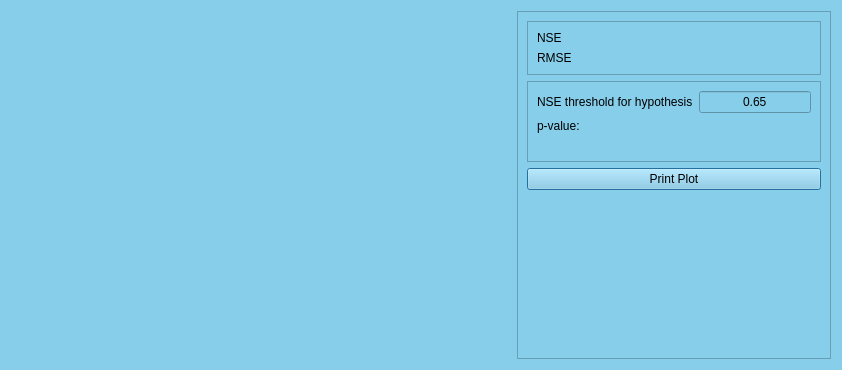
The window that ui/fiteval_calibration.ui (Inigobarbe/QAnnAGNPS) describes before a commit, drawn with Qt 5.
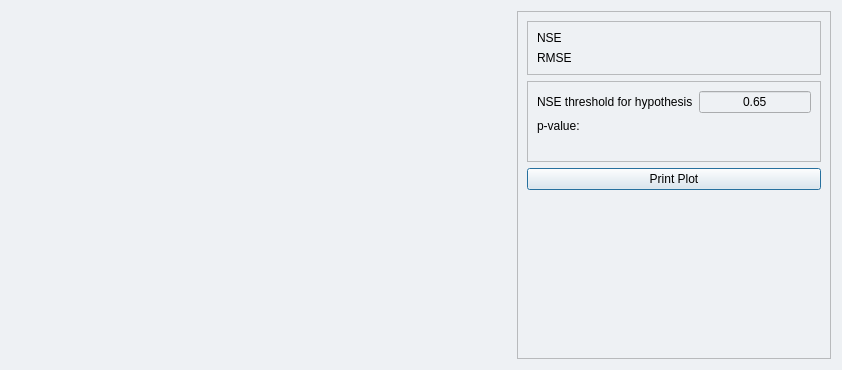
The same window after the commit.

```diff
--- a/ui/fiteval_calibration.ui
+++ b/ui/fiteval_calibration.ui
@@ -14,7 +14,7 @@
    <string>Dialog</string>
   </property>
   <property name="styleSheet">
-   <string notr="true">background-color: #87CEEB</string>
+   <string notr="true">background-color: #eef1f4</string>
   </property>
   <layout class="QGridLayout" name="gridLayout">
    <item row="0" column="0">
```
